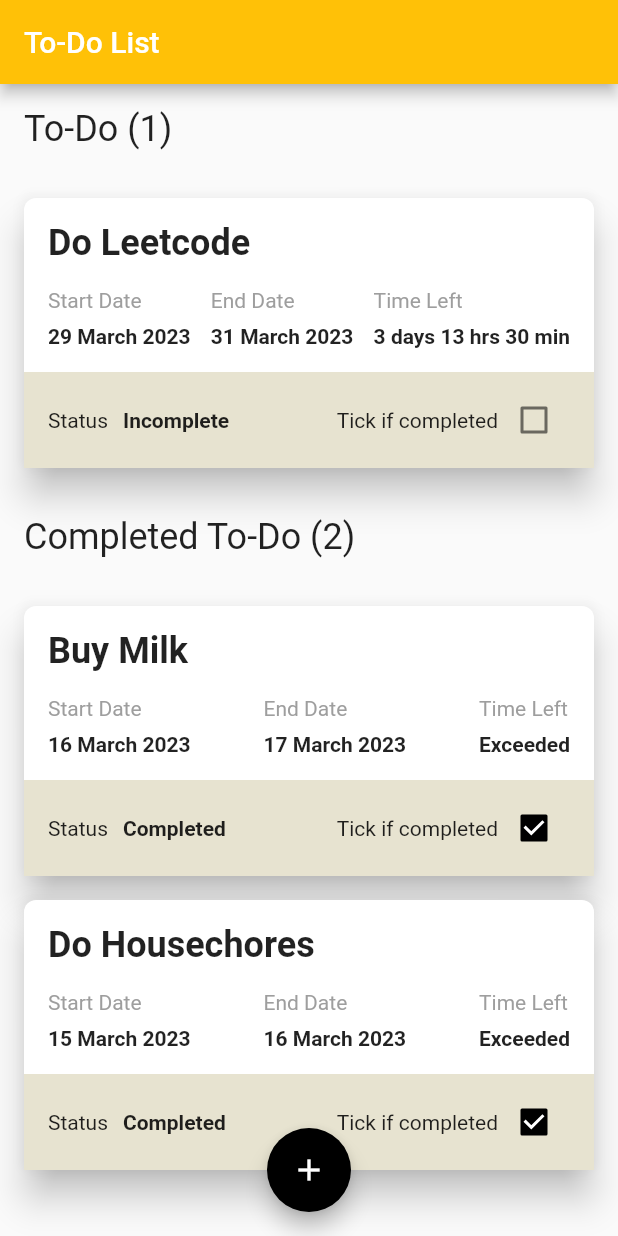
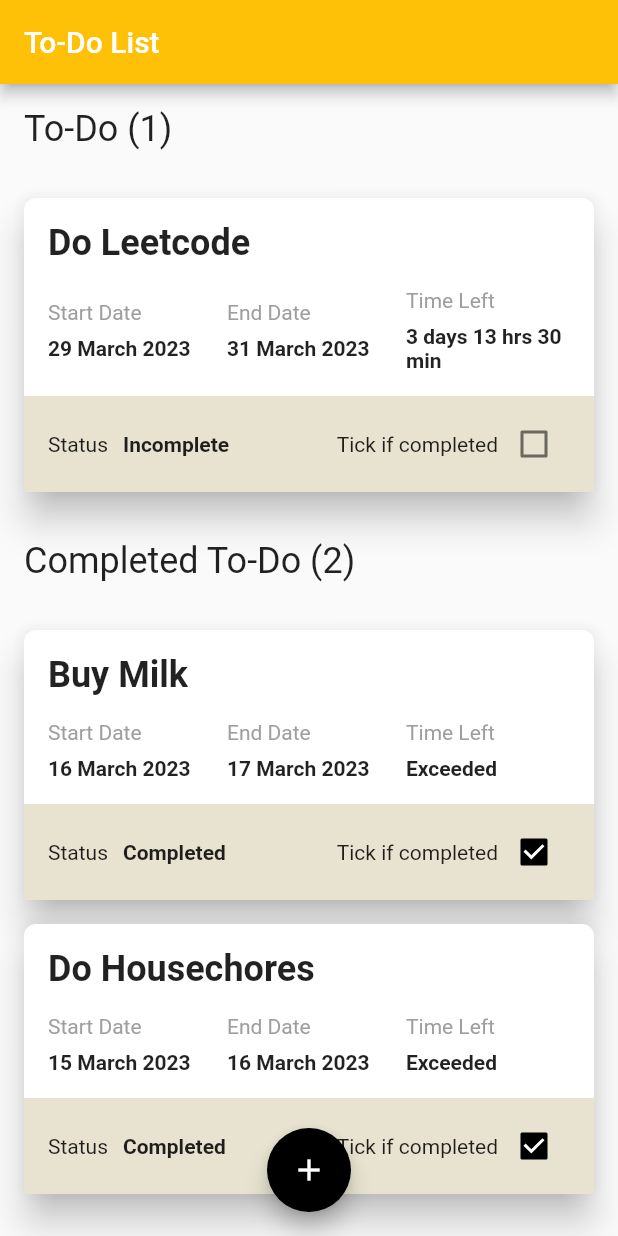
Before and after one commit to brendansiow/amazing_todo, a Flutter app: the screen it shows after launch, on a phone screen of 412 x 824 dp. Run offline on Flutter 3.47's test engine with Material 2 defaults, Android fonts, the phone set to English and light mode, and no system bars; our stand-ins replace flutter_form_builder, flutter_riverpod, form_builder_validators, go_router.

Commit message:
fix mobile view

```diff
--- a/lib/modules/todo-list/page/todo_list_page.dart
+++ b/lib/modules/todo-list/page/todo_list_page.dart
@@ -15,7 +15,8 @@ class TodoListPage extends ConsumerWidget {
       appBar: AppBar(
         title: const Text('To-Do List'),
       ),
-      body: Column(
+      body: SingleChildScrollView(
+        child: Column(
           crossAxisAlignment: CrossAxisAlignment.start,
           children: [
             Padding(
@@ -26,6 +27,7 @@ class TodoListPage extends ConsumerWidget {
               ),
             ),
             ListView.builder(
+              physics: const NeverScrollableScrollPhysics(),
               shrinkWrap: true,
               padding: const EdgeInsets.symmetric(vertical: 24),
               itemCount: todos.length,
@@ -48,6 +50,7 @@ class TodoListPage extends ConsumerWidget {
               ),
             ),
             ListView.builder(
+              physics: const NeverScrollableScrollPhysics(),
               shrinkWrap: true,
               padding: const EdgeInsets.symmetric(vertical: 24),
               itemCount: completedTodos.length,
@@ -62,7 +65,10 @@ class TodoListPage extends ConsumerWidget {
                 );
               },
             ),
+            // to prevent floating button blocking todo content
+            const SizedBox(height: 100),
           ],
+        ),
       ),
       floatingActionButton: FloatingActionButton(
         child: const Icon(Icons.add),
--- a/lib/modules/todo-list/widget/todo_card.dart
+++ b/lib/modules/todo-list/widget/todo_card.dart
@@ -47,19 +47,22 @@ class TodoCard extends StatelessWidget {
                   Text(
                     todo.title,
                     style: Theme.of(context).textTheme.cardTitle,
+                    overflow: TextOverflow.ellipsis,
+                    maxLines: 3,
                   ),
                   const SizedBox(height: 16),
                   Row(
-                    mainAxisAlignment: MainAxisAlignment.spaceBetween,
                     children: [
                       VerticalLabelValue(
                         label: 'Start Date',
                         value: DateFormat('d MMMM yyyy').format(todo.startDate),
                       ),
+                      const SizedBox(width: 10),
                       VerticalLabelValue(
                         label: 'End Date',
                         value: DateFormat('d MMMM yyyy').format(todo.endDate),
                       ),
+                      const SizedBox(width: 10),
                       VerticalLabelValue(
                         label: 'Time Left',
                         value: _getTimeLeft(),
@@ -115,7 +118,8 @@ class VerticalLabelValue extends StatelessWidget {
 
   @override
   Widget build(BuildContext context) {
-    return Column(
+    return Expanded(
+      child: Column(
         crossAxisAlignment: CrossAxisAlignment.start,
         children: [
           Text(
@@ -134,6 +138,7 @@ class VerticalLabelValue extends StatelessWidget {
                 ?.copyWith(fontWeight: FontWeight.bold),
           ),
         ],
+      ),
     );
   }
 }
--- a/pubspec.yaml
+++ b/pubspec.yaml
@@ -41,7 +41,7 @@ dependencies:
   form_builder_validators: ^8.5.0
   intl: ^0.17.0
   uuid: ^3.0.7
-  collection: ^1.17.1
+  collection: ^1.17.0
 
 dev_dependencies:
   flutter_test:
```
Also changed, not shown: pubspec.lock. Lines whose indentation alone changed are shown as unchanged.
